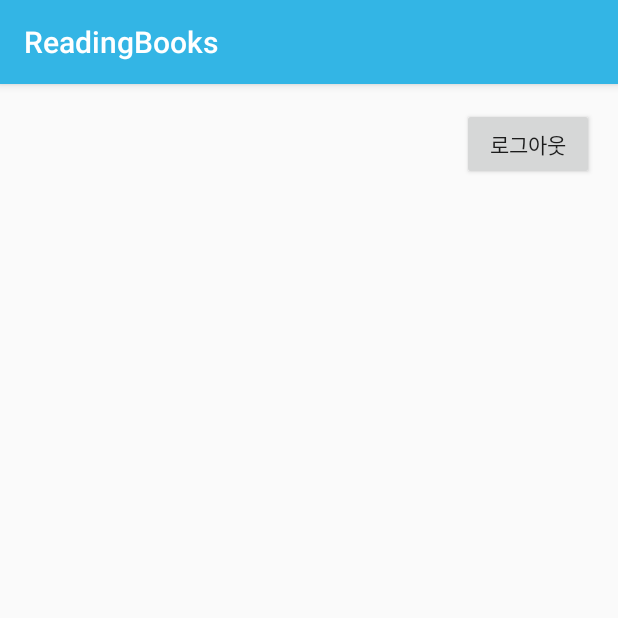
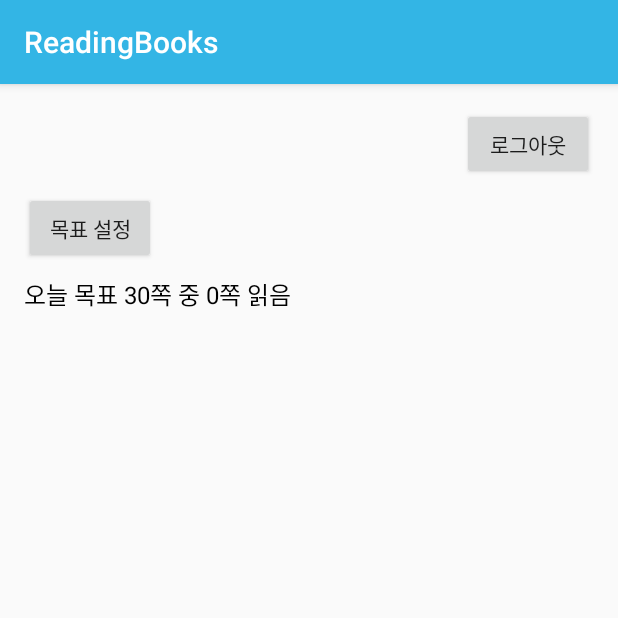
Before and after one commit to yoyowasi/ReadingBooks, an Android app built with Jetpack Compose: the screen it shows after launch once a user with an empty profile is signed in (MyLibraryActivity), after a tap on "내 서재 보기", on a phone screen of 412 x 824 dp, the top half of it. Run offline under Robolectric (Android 15) with nearby library versions, the phone set to English and light mode, and no system bars; our stand-ins replace Firebase (no records; nobody signed in at launch, a user with empty details on screens opened directly); pictures from the network do not load.

Commit message:
추가 기능 => 목표 설정 하고 ㅂ보여여주기 로컬 저장

```diff
--- a/app/src/main/AndroidManifest.xml
+++ b/app/src/main/AndroidManifest.xml
@@ -27,5 +27,7 @@
         <activity android:name=".RegisterActivity" />
         <activity android:name=".MyLibraryActivity" />
         <activity android:name=".SameAuthorActivity" />
+        <activity android:name=".GoalSettingActivity" />
+
     </application>
 </manifest>
--- a/app/src/main/java/com/example/readingbooks/MyLibraryActivity.kt
+++ b/app/src/main/java/com/example/readingbooks/MyLibraryActivity.kt
@@ -2,11 +2,8 @@ package com.example.readingbooks
 
 import android.content.Intent
 import android.os.Bundle
-import android.text.InputType
 import android.util.Log
-import android.widget.Button
-import android.widget.EditText
-import android.widget.Toast
+import android.widget.*
 import androidx.appcompat.app.AlertDialog
 import androidx.appcompat.app.AppCompatActivity
 import androidx.recyclerview.widget.LinearLayoutManager
@@ -18,12 +15,16 @@ import com.google.firebase.auth.FirebaseAuth
 import retrofit2.Call
 import retrofit2.Callback
 import retrofit2.Response
+import java.text.SimpleDateFormat
+import java.util.*
 
 class MyLibraryActivity : AppCompatActivity() {
 
     private lateinit var recycler: RecyclerView
     private lateinit var btnLogout: Button
     private lateinit var btnSameAuthor: Button
+    private lateinit var btnGoalSetting: Button
+    private lateinit var textReadingProgress: TextView
 
     private lateinit var adapter: UserBookAdapter
     private val userBookList = mutableListOf<UserBook>()
@@ -35,21 +36,29 @@ class MyLibraryActivity : AppCompatActivity() {
         recycler = findViewById(R.id.recyclerMyBooks)
         btnLogout = findViewById(R.id.btnLogout)
         btnSameAuthor = findViewById(R.id.btnSameAuthor)
+        btnGoalSetting = findViewById(R.id.btnGoalSetting)
+        textReadingProgress = findViewById(R.id.textReadingProgress)
 
-        // ⬇️ 롱클릭, 클릭 콜백 둘 다 넘겨줍니다
+        // 날짜 확인하여 하루마다 초기화
+        val prefs = getSharedPreferences("reading_goal", MODE_PRIVATE)
+        val today = SimpleDateFormat("yyyy-MM-dd", Locale.getDefault()).format(Date())
+        val savedDate = prefs.getString("lastResetDate", "")
+
+        if (today != savedDate) {
+            prefs.edit()
+                .putInt("totalReadPages", 0)
+                .putString("lastResetDate", today)
+                .apply()
+        }
+
+        updateReadingProgressText()
+
         adapter = UserBookAdapter(
             userBookList,
             onBookLongClick = { authorName ->
-                Log.d("LONGCLICK", "롱클릭 authorName=$authorName")
-                try {
-                    val intent = Intent(this, SameAuthorActivity::class.java)
-                    intent.putExtra("AUTHOR_NAME", authorName)
-                    Log.d("LONGCLICK", "✅ startActivity 호출 전")
-                    startActivity(intent)
-                    Log.d("LONGCLICK", "✅ startActivity 호출 완료")
-                } catch (e: Exception) {
-                    Log.e("LONGCLICK", "❌ startActivity 실패: ${e.message}", e)
-                }
+                val intent = Intent(this, SameAuthorActivity::class.java)
+                intent.putExtra("AUTHOR_NAME", authorName)
+                startActivity(intent)
             },
             onBookClick = { userBook -> showBookActionDialog(userBook) }
         )
@@ -74,6 +83,10 @@ class MyLibraryActivity : AppCompatActivity() {
             val intent = Intent(this, SameAuthorActivity::class.java)
             intent.putExtra("AUTHOR_NAME", authorName)
             startActivity(intent)
+        }
+
+        btnGoalSetting.setOnClickListener {
+            startActivity(Intent(this, GoalSettingActivity::class.java))
         }
 
         fetchBooks()
@@ -123,15 +136,12 @@ class MyLibraryActivity : AppCompatActivity() {
         dialog.show()
     }
 
-
-
     private fun deleteBook(userBookId: String) {
         SupabaseClient.create().deleteUserBookById("eq.$userBookId")
             .enqueue(object : Callback<Void> {
                 override fun onResponse(call: Call<Void>, response: Response<Void>) {
                     if (response.isSuccessful) {
-                        Log.d("✅SUPABASE", "삭제 완료")
-                        fetchBooks() // 리스트 새로고침
+                        fetchBooks()
                     } else {
                         Log.e("❌SUPABASE", "삭제 실패: ${response.code()} ${response.errorBody()?.string()}")
                     }
@@ -143,13 +153,24 @@ class MyLibraryActivity : AppCompatActivity() {
             })
     }
 
-
-    private fun updateReadPage(id: String   , page: Int) {
+    private fun updateReadPage(id: String, page: Int) {
         SupabaseClient.create().updateUserBookReadPageById("eq.$id", mapOf("read_page" to page))
             .enqueue(object : Callback<Void> {
                 override fun onResponse(call: Call<Void>, response: Response<Void>) {
                     if (response.isSuccessful) {
-                        Log.d("✅SUPABASE", "읽은 페이지 수정 완료")
+                        val prefs = getSharedPreferences("reading_goal", MODE_PRIVATE)
+                        val dailyGoal = prefs.getInt("dailyPageGoal", 30)
+
+                        val newTotal = prefs.getInt("totalReadPages", 0) + page
+                        prefs.edit().putInt("totalReadPages", newTotal).apply()
+
+                        if (newTotal >= dailyGoal) {
+                            Toast.makeText(this@MyLibraryActivity, "🎉 오늘 목표 달성!", Toast.LENGTH_SHORT).show()
+                        } else {
+                            Toast.makeText(this@MyLibraryActivity, "{$page}쪽 추가 기록됨", Toast.LENGTH_SHORT).show()
+                        }
+
+                        updateReadingProgressText()
                         fetchBooks()
                     } else {
                         Log.e("❌SUPABASE", "읽은 페이지 수정 실패: ${response.code()} ${response.errorBody()?.string()}")
@@ -162,6 +183,13 @@ class MyLibraryActivity : AppCompatActivity() {
             })
     }
 
+    private fun updateReadingProgressText() {
+        val prefs = getSharedPreferences("reading_goal", MODE_PRIVATE)
+        val dailyGoal = prefs.getInt("dailyPageGoal", 30)
+        val totalRead = prefs.getInt("totalReadPages", 0)
+        textReadingProgress.text = "오늘 목표 ${dailyGoal}쪽 중 ${totalRead}쪽 읽음"
+    }
+
     private fun fetchBooks() {
         val uid = FirebaseAuth.getInstance().currentUser?.uid ?: return
 
@@ -170,9 +198,6 @@ class MyLibraryActivity : AppCompatActivity() {
                 override fun onResponse(call: Call<List<UserBook>>, response: Response<List<UserBook>>) {
                     if (response.isSuccessful) {
                         val books = response.body() ?: emptyList()
-                        Log.d("✅SUPABASE", "${books.size}권 불러옴")
-
-                        // ✅ 중복 제거: 같은 ISBN이 여러 번 저장된 경우 하나만 유지
                         val distinctBooks = books.distinctBy { it.isbn }
 
                         userBookList.clear()
@@ -188,5 +213,4 @@ class MyLibraryActivity : AppCompatActivity() {
                 }
             })
     }
-
 }
--- a/app/src/main/res/layout/activity_my_library.xml
+++ b/app/src/main/res/layout/activity_my_library.xml
@@ -18,7 +18,22 @@
         android:layout_gravity="end"
         android:layout_marginBottom="8dp" />
 
+    <Button
+        android:id="@+id/btnGoalSetting"
+        android:layout_width="wrap_content"
+        android:layout_height="wrap_content"
+        android:text="목표 설정"
+        android:layout_gravity="start"
+        android:layout_marginBottom="8dp" />
 
+    <TextView
+        android:id="@+id/textReadingProgress"
+        android:layout_width="219dp"
+        android:layout_height="wrap_content"
+        android:layout_marginBottom="8dp"
+        android:text="오늘 목표 30쪽 중 0쪽 읽음"
+        android:textColor="#000000"
+        android:textSize="16sp" />
 
     <androidx.recyclerview.widget.RecyclerView
         android:id="@+id/recyclerMyBooks"
```
Also changed, not shown: app/src/main/java/com/example/readingbooks/GoalSettingActivity.kt (added, +30 -0 lines), app/src/main/res/layout/activity_goal_setting.xml (added, +27 -0 lines).
